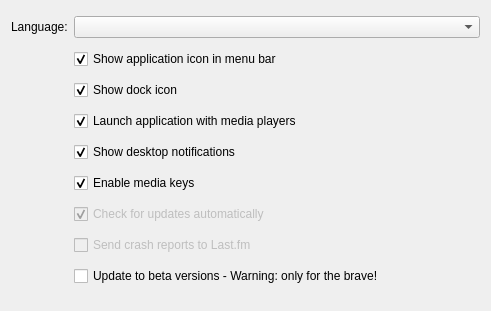
Qt form app/client/Settings/GeneralSettingsWidget.ui (lastfm/lastfm-desktop) before a commit.
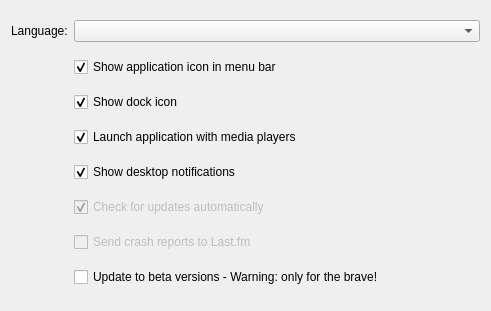
The same form after that commit.

```diff
--- a/app/client/Settings/GeneralSettingsWidget.ui
+++ b/app/client/Settings/GeneralSettingsWidget.ui
@@ -77,16 +77,6 @@
      </property>
     </widget>
    </item>
-   <item row="5" column="1">
-    <widget class="QCheckBox" name="mediaKeys">
-     <property name="text">
-      <string>Enable media keys</string>
-     </property>
-     <property name="checked">
-      <bool>true</bool>
-     </property>
-    </widget>
-   </item>
    <item row="4" column="1">
     <widget class="QCheckBox" name="notifications">
      <property name="enabled">
```
